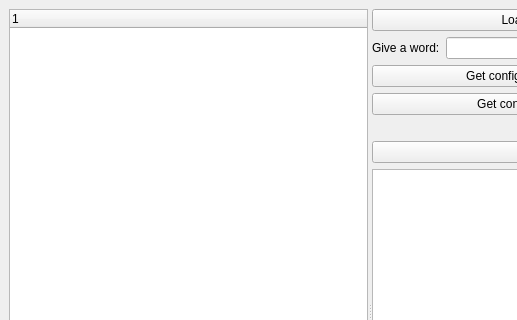
This is mainwindow.ui in csordaseva/pda_szakdolgozat as Qt 5 draws it before an edit; both pictures show x 0 to 517 and y 0 to 320 of the 1105 by 646 pixel window. The edited form follows.
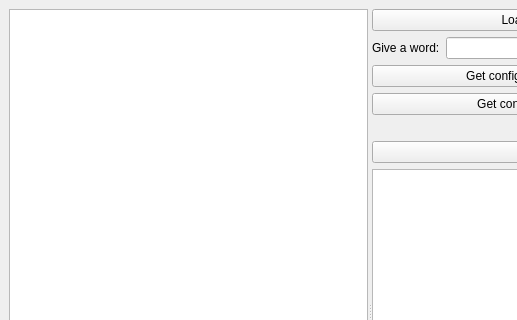
This is the edited form.

```diff
--- a/mainwindow.ui
+++ b/mainwindow.ui
@@ -25,13 +25,16 @@
         <enum>Qt::Horizontal</enum>
        </property>
        <widget class="QTreeWidget" name="treeWidget">
+        <attribute name="headerVisible">
+         <bool>false</bool>
+        </attribute>
         <column>
          <property name="text">
           <string notr="true">1</string>
          </property>
         </column>
        </widget>
-       <widget class="QWidget" name="">
+       <widget class="QWidget" name="layoutWidget">
         <layout class="QVBoxLayout" name="verticalLayout_2">
          <item>
           <layout class="QVBoxLayout" name="verticalLayout">
```
